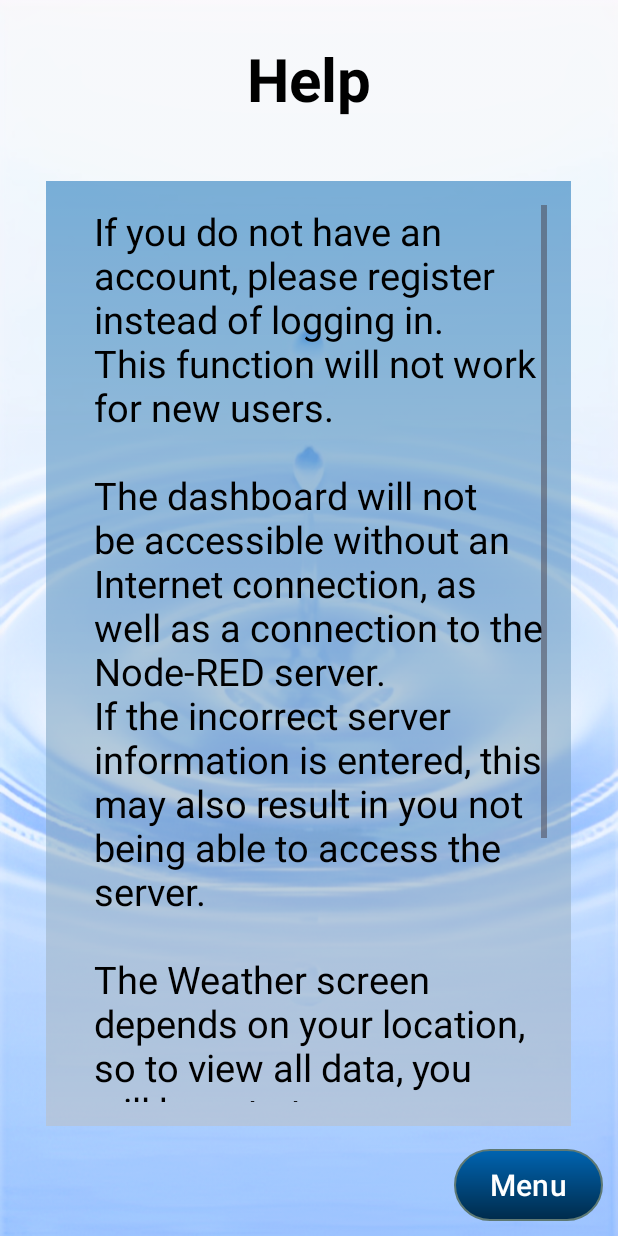
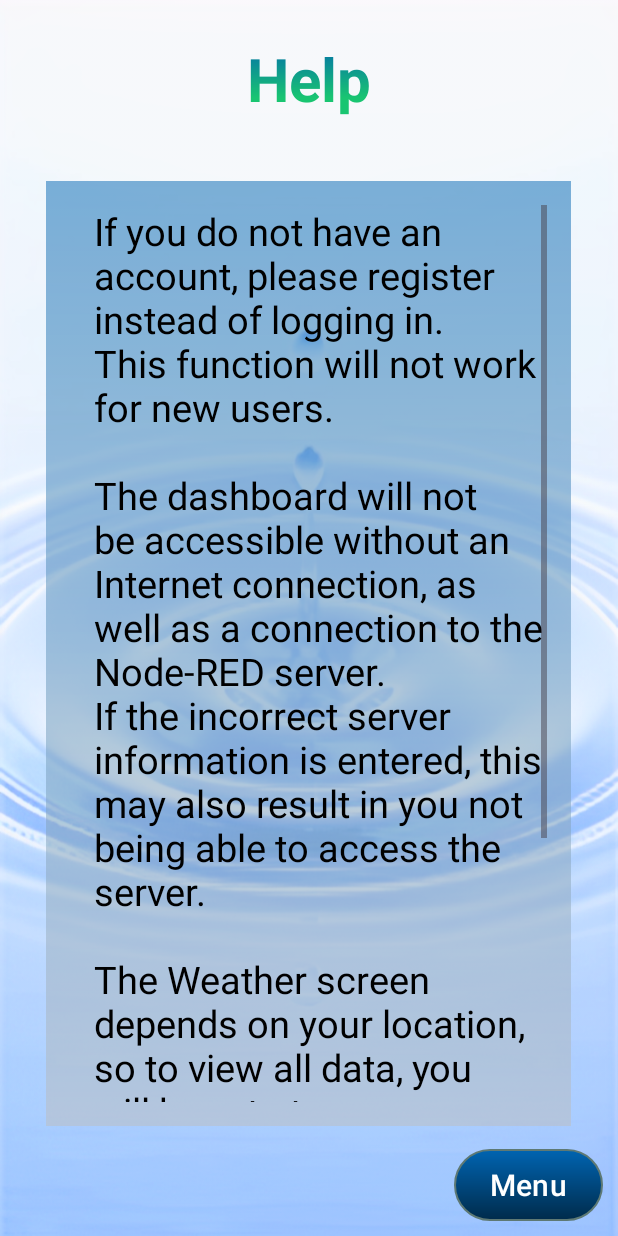
Before and after one commit to Johane03/HydroApp, an Android app: the HelpActivity screen opened directly, with no data from a screen before it, on a phone screen of 412 x 824 dp. Run offline under Robolectric (Android 15) with nearby library versions, the phone set to English and light mode, and no system bars.

Commit message:
Text Gradient Added

```diff
--- a/app/src/main/java/com/example/hydroapp/HelpActivity.java
+++ b/app/src/main/java/com/example/hydroapp/HelpActivity.java
@@ -27,6 +27,19 @@ public class HelpActivity extends AppCompatActivity {
             v.setPadding(systemBars.left, systemBars.top, systemBars.right, systemBars.bottom);
             return insets;
         });
+
+        // Text Gradient
+        TextView textView = findViewById(R.id.tvHelp);
+
+        int startColor = getResources().getColor(R.color.gradient_start);
+        int endColor = getResources().getColor(R.color.gradient_end);
+
+        Shader shader = new LinearGradient(
+                0, 0, 0, textView.getTextSize(),
+                startColor, endColor,
+                Shader.TileMode.CLAMP);
+
+        textView.getPaint().setShader(shader);
 
         Button btnMenu = findViewById(R.id.btnMenu);
 
```
